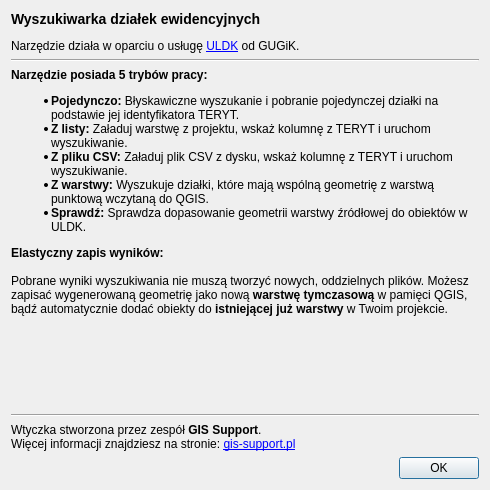
Old version of the form gissupport_plugin/modules/uldk/info_dialog.ui in the repository gis-support/gis-support-plugin.
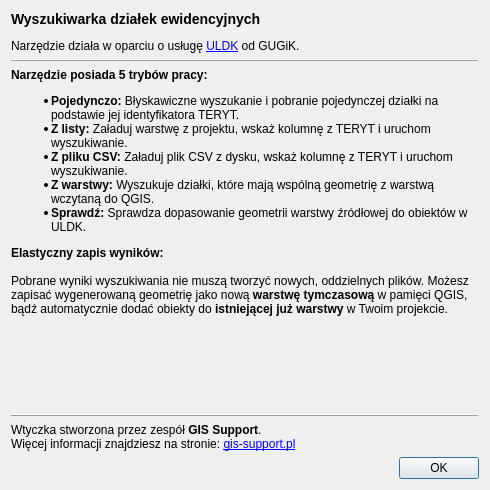
New version of the form. Icons and pictures are not drawn.

Patch:
```diff
--- a/gissupport_plugin/modules/uldk/info_dialog.ui
+++ b/gissupport_plugin/modules/uldk/info_dialog.ui
@@ -64,6 +64,9 @@
    </item>
    <item>
     <widget class="Line" name="line">
+     <property name="frameShadow">
+      <enum>QFrame::Raised</enum>
+     </property>
      <property name="orientation">
       <enum>Qt::Horizontal</enum>
      </property>
@@ -102,7 +105,7 @@
        <item alignment="Qt::AlignTop">
         <widget class="QLabel" name="text_label">
          <property name="text">
-          <string>&lt;html&gt;&lt;head/&gt;&lt;body&gt;&lt;p&gt;&lt;span style=&quot; font-weight:600;&quot;&gt;Narzędzie posiada 5 trybów pracy:&lt;/span&gt;&lt;/p&gt;&lt;ul style=&quot;margin-top: 0px; margin-bottom: 0px; margin-left: 0px; margin-right: 0px; -qt-list-indent: 1;&quot;&gt;&lt;li style=&quot; margin-top:12px; margin-bottom:0px; margin-left:0px; margin-right:0px; -qt-block-indent:0; text-indent:0px;&quot;&gt;&lt;span style=&quot; font-weight:600;&quot;&gt;Pojedynczo:&lt;/span&gt; Błyskawiczne wyszukanie i pobranie pojedynczej działki na podstawie jej identyfikatora TERYT.&lt;/li&gt;&lt;li style=&quot; margin-top:0px; margin-bottom:0px; margin-left:0px; margin-right:0px; -qt-block-indent:0; text-indent:0px;&quot;&gt;&lt;span style=&quot; font-weight:600;&quot;&gt;Z listy:&lt;/span&gt; Załaduj warstwę z projektu, wskaż kolumnę z TERYT i uruchom wyszukiwanie.&lt;/li&gt;&lt;li style=&quot; margin-top:0px; margin-bottom:0px; margin-left:0px; margin-right:0px; -qt-block-indent:0; text-indent:0px;&quot;&gt;&lt;span style=&quot; font-weight:600;&quot;&gt;Z pliku CSV:&lt;/span&gt; Załaduj plik CSV z dysku, wskaż kolumnę z TERYT i uruchom wyszukiwanie.&lt;/li&gt;&lt;li style=&quot; margin-top:0px; margin-bottom:0px; margin-left:0px; margin-right:0px; -qt-block-indent:0; text-indent:0px;&quot;&gt;&lt;span style=&quot; font-weight:600;&quot;&gt;Z warstwy:&lt;/span&gt; Wyszukuje działki, które mają wspólną geometrię z warstwą punktową wczytaną do QGIS.&lt;/li&gt;&lt;li style=&quot; margin-top:0px; margin-bottom:12px; margin-left:0px; margin-right:0px; -qt-block-indent:0; text-indent:0px;&quot;&gt;&lt;span style=&quot; font-weight:600;&quot;&gt;Sprawdź:&lt;/span&gt; Sprawdza dopasowanie geometrii warstwy źródłowej do obiektów w ULDK.&lt;/li&gt;&lt;/ul&gt;&lt;p&gt;&lt;span style=&quot; font-weight:600;&quot;&gt;Elastyczny zapis wyników:&lt;br/&gt;&lt;/span&gt;&lt;br/&gt;Pobrane wyniki wyszukiwania nie muszą tworzyć nowych, oddzielnych plików. Możesz zapisać wygenerowaną geometrię jako nową &lt;span style=&quot; font-weight:600;&quot;&gt;warstwę tymczasową&lt;/span&gt; w pamięci QGIS, bądź automatycznie dodać obiekty do &lt;span style=&quot; font-weight:600;&quot;&gt;istniejącej już warstwy&lt;/span&gt; w Twoim projekcie.&lt;/p&gt;&lt;/body&gt;&lt;/html&gt;</string>
+          <string>&lt;html&gt;&lt;head/&gt;&lt;body&gt;&lt;p&gt;&lt;span style=&quot; font-weight:600;&quot;&gt;Narzędzie posiada 5 trybów pracy:&lt;/span&gt;&lt;/p&gt;&lt;ul style=&quot;margin-top: 0px; margin-bottom: 0px; margin-left: 0px; margin-right: 0px; -qt-list-indent: 1;&quot;&gt;&lt;li style=&quot; margin-top:12px; margin-bottom:0px; margin-left:0px; margin-right:0px; -qt-block-indent:0; text-indent:0px;&quot;&gt;&lt;span style=&quot; font-weight:600;&quot;&gt;Pojedynczo:&lt;/span&gt; Błyskawiczne wyszukanie i pobranie pojedynczej działki na podstawie jej identyfikatora TERYT.&lt;/li&gt;&lt;li style=&quot; margin-top:0px; margin-bottom:0px; margin-left:0px; margin-right:0px; -qt-block-indent:0; text-indent:0px;&quot;&gt;&lt;span style=&quot; font-weight:600;&quot;&gt;Z listy:&lt;/span&gt; Załaduj warstwę z projektu, wskaż kolumnę z TERYT i uruchom wyszukiwanie.&lt;/li&gt;&lt;li style=&quot; margin-top:0px; margin-bottom:0px; margin-left:0px; margin-right:0px; -qt-block-indent:0; text-indent:0px;&quot;&gt;&lt;span style=&quot; font-weight:600;&quot;&gt;Z pliku CSV:&lt;/span&gt; Załaduj plik CSV z dysku, wskaż kolumnę z TERYT i uruchom wyszukiwanie.&lt;/li&gt;&lt;li style=&quot; margin-top:0px; margin-bottom:0px; margin-left:0px; margin-right:0px; -qt-block-indent:0; text-indent:0px;&quot;&gt;&lt;span style=&quot; font-weight:600;&quot;&gt;Z warstwy:&lt;/span&gt; Wyszukuje działki, które mają wspólną geometrię z warstwą wczytaną do QGIS.&lt;/li&gt;&lt;li style=&quot; margin-top:0px; margin-bottom:12px; margin-left:0px; margin-right:0px; -qt-block-indent:0; text-indent:0px;&quot;&gt;&lt;span style=&quot; font-weight:600;&quot;&gt;Sprawdź:&lt;/span&gt; Sprawdza dopasowanie geometrii warstwy źródłowej do obiektów w ULDK.&lt;/li&gt;&lt;/ul&gt;&lt;p&gt;&lt;span style=&quot; font-weight:600;&quot;&gt;Elastyczny zapis wyników:&lt;br/&gt;&lt;/span&gt;&lt;br/&gt;Pobrane wyniki wyszukiwania nie muszą tworzyć nowych, oddzielnych plików. Możesz zapisać wygenerowaną geometrię jako nową &lt;span style=&quot; font-weight:600;&quot;&gt;warstwę tymczasową&lt;/span&gt; w pamięci QGIS, bądź automatycznie dodać obiekty do &lt;span style=&quot; font-weight:600;&quot;&gt;istniejącej już warstwy&lt;/span&gt; w Twoim projekcie.&lt;/p&gt;&lt;/body&gt;&lt;/html&gt;</string>
          </property>
          <property name="textFormat">
           <enum>Qt::RichText</enum>
@@ -124,6 +127,9 @@
    </item>
    <item>
     <widget class="Line" name="line_2">
+     <property name="frameShadow">
+      <enum>QFrame::Raised</enum>
+     </property>
      <property name="orientation">
       <enum>Qt::Horizontal</enum>
      </property>
```
Left out of the diff: 2 changed lines with no effect on the pictures.
